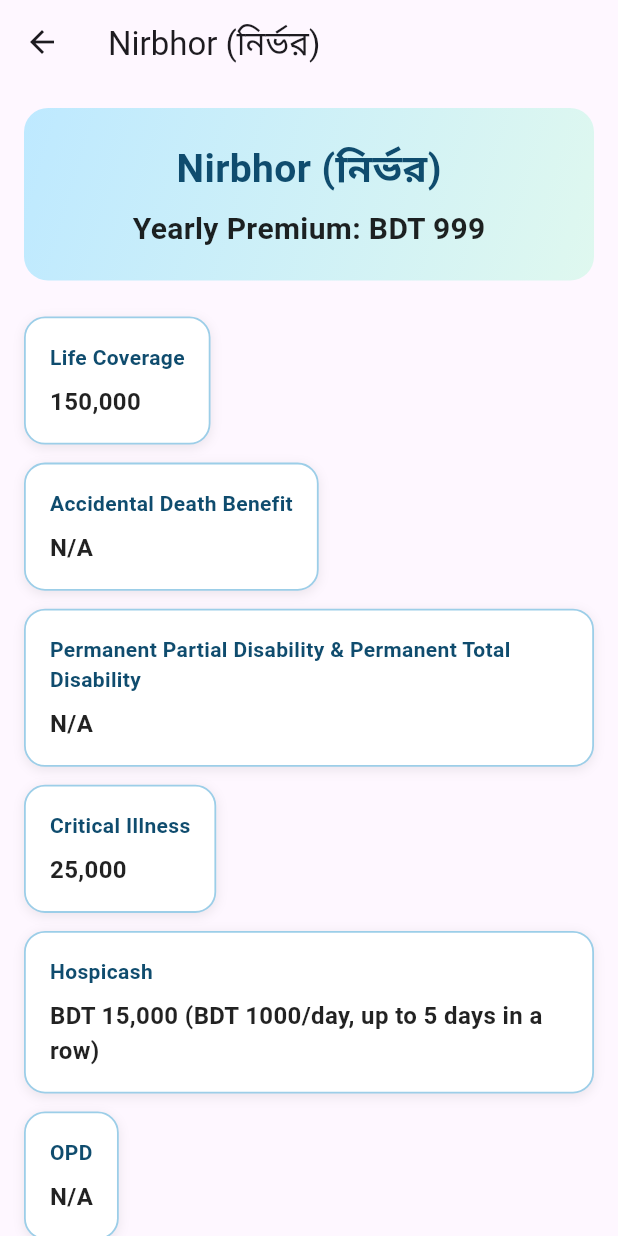
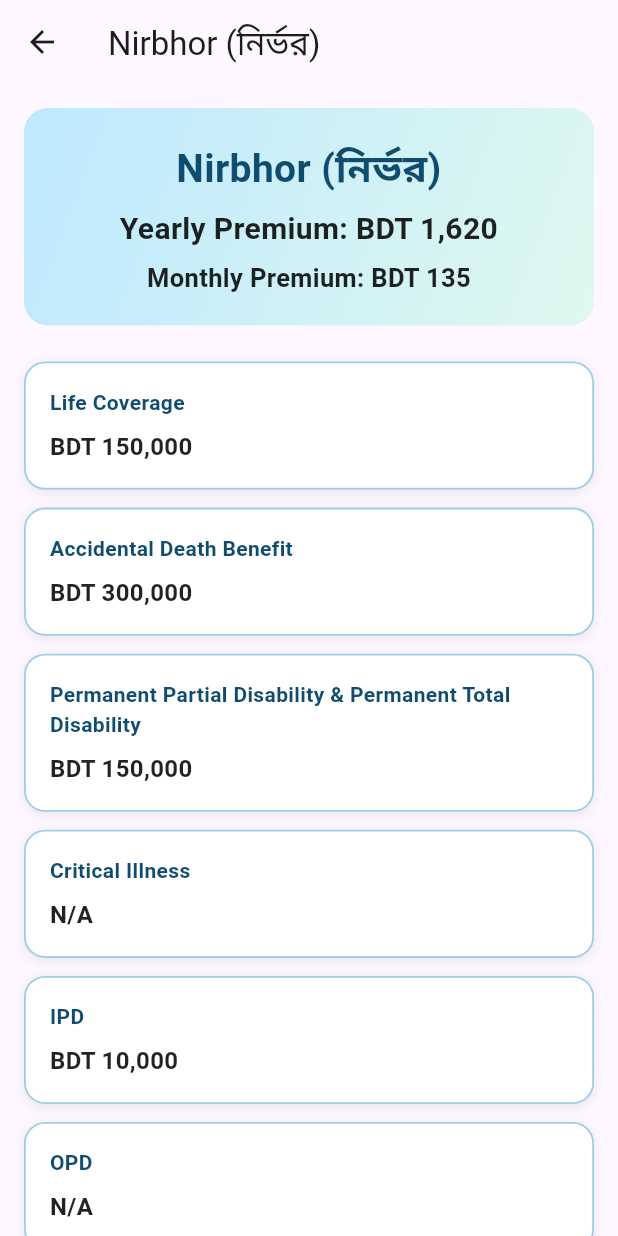
Before and after one commit to ahizaz/BellVie, a Flutter app: the PackageDetails screen opened directly, after a tap on an icon or button, on a phone screen of 412 x 824 dp. Run offline on Flutter 3.47's test engine with Material 3 defaults, Android fonts, the phone set to English and light mode, and no system bars; our stand-ins replace cached_network_image, country_picker, get, image_picker, permission_handler, shared_preferences; missing offline and left inert: agora_rtc_engine; accounts and stored records are empty; network calls fail.

Commit message:
feat: update premium health plans with latest benefits and pricing

```diff
--- a/lib/app/modules/home/widgets/sections/package_details.dart
+++ b/lib/app/modules/home/widgets/sections/package_details.dart
@@ -14,7 +14,7 @@ class PackageDetails extends StatelessWidget {
     required this.assetPath,
   });
 
-  // ====================== PROBASHI PACKAGE KEYS (Translation Support) ======================
+  // Probashi Package data
   static const List<List<String>> _probashiRowKeys = [
     ['yearly_premium_bdt', '6250'],
     ['life', '500,000'],
@@ -26,15 +26,87 @@ class PackageDetails extends StatelessWidget {
     ['hospitalization', 'probashi_value_hospitalization'],
     ['telemedicine_24_7', 'probashi_value_telemedicine'],
   ];
-  // =======================================================================================
+
+  // Premium Package data from the new PDF
+static const List<Map<String, String>> _premiumPlans = [
+  {
+    'key': 'shohay',
+    'premium': 'BDT 900',
+    'monthlyPremium': 'BDT 75',
+    'life': '100,000',
+    'accidental': '200,000',
+    'disability': '100,000',
+    'critical': 'N/A',
+    'hospicash': '5,000',
+    'opd': 'N/A',
+  },
+  {
+    'key': 'nirbhor',
+    'premium': 'BDT 1,620',
+    'monthlyPremium': 'BDT 135',
+    'life': '150,000',
+    'accidental': '300,000',
+    'disability': '150,000',
+    'critical': 'N/A',
+    'hospicash': '10,000',
+    'opd': 'N/A',
+  },
+  {
+    'key': 'shoshti',
+    'premium': 'BDT 2,580',
+    'monthlyPremium': 'BDT 215',
+    'life': '175,000',
+    'accidental': '350,000',
+    'disability': '175,000',
+    'critical': '50,000',
+    'hospicash': '20,000',
+    'opd': 'N/A',
+  },
+  {
+    'key': 'aastha',
+    'premium': 'BDT 4,500',
+    'monthlyPremium': 'BDT 375',
+    'life': '250,000',
+    'accidental': '500,000',
+    'disability': '200,000',
+    'critical': '250,000',
+    'hospicash': '30,000',
+    'opd': '2,000',
+  },
+  {
+    'key': 'prottoy',
+    'premium': 'BDT 6,240',
+    'monthlyPremium': 'BDT 520',
+    'life': '350,000',
+    'accidental': '700,000',
+    'disability': '250,000',
+    'critical': '300,000',
+    'hospicash': '50,000',
+    'opd': '5,000',
+  },
+  {
+    'key': 'shurokkha',
+    'nameEn': 'Shurokkha',
+    'nameBn': 'সুরক্ষা',
+    'premium': 'BDT 3,000',
+    'monthlyPremium': 'BDT 250',
+    'life': '300,000',
+    'accidental': 'N/A',
+    'disability': 'N/A',
+    'critical': '300,000',
+    'hospicash': 'N/A',
+    'opd': 'N/A',
+  },
+];
 
   @override
   Widget build(BuildContext context) {
     final bool isProbashi = title == 'probashi_package'.tr ||
         title.toLowerCase().contains('probashi');
 
-    final String caption =
-        isProbashi ? 'bellevie_guardian_nrb'.tr : 'bellevie_guardian'.tr;
+    final String caption = isProbashi
+        ? 'bellevie_guardian_nrb'.tr
+        : 'bellevie_guardian'.tr;
 
     return Scaffold(
       appBar: AppBar(
@@ -42,7 +114,7 @@ class PackageDetails extends StatelessWidget {
         elevation: 0,
       ),
       body: SingleChildScrollView(
-        padding: const EdgeInsets.all(16.0),
+        padding: const EdgeInsets.all(16),
         child: Column(
           crossAxisAlignment: CrossAxisAlignment.center,
           children: [
@@ -54,19 +126,22 @@ class PackageDetails extends StatelessWidget {
                 width: double.infinity,
                 height: 235,
                 fit: BoxFit.cover,
-                errorBuilder: (context, error, stackTrace) => Container(
+                errorBuilder: (context, error, stackTrace) {
+                  return Container(
                     width: double.infinity,
                     height: 110,
                     color: Colors.grey.shade100,
                     child: const Center(
-                    child: Icon(Icons.image_not_supported_rounded,
-                        color: Colors.grey),
+                      child: Icon(
+                        Icons.image_not_supported_rounded,
+                        color: Colors.grey,
                       ),
                     ),
+                  );
+                },
               ),
             ),
             const SizedBox(height: 14),
-
             Align(
               alignment: Alignment.centerLeft,
               child: Text(
@@ -78,19 +153,23 @@ class PackageDetails extends StatelessWidget {
               ),
             ),
             const SizedBox(height: 16),
-
-            // Main Content
             Container(
               width: double.infinity,
               padding: const EdgeInsets.all(12),
               decoration: BoxDecoration(
                 gradient: const LinearGradient(
-                  colors: [Color(0xFFBEE9FF), Color(0xFFDFF8EF)],
+                  colors: [
+                    Color(0xFFBEE9FF),
+                    Color(0xFFDFF8EF),
+                  ],
                   begin: Alignment.topLeft,
                   end: Alignment.bottomRight,
                 ),
                 borderRadius: BorderRadius.circular(16),
-                border: Border.all(color: Colors.white30, width: 1),
+                border: Border.all(
+                  color: Colors.white30,
+                  width: 1,
+                ),
                 boxShadow: const [
                   BoxShadow(
                     color: Color(0x33FFFFFF),
@@ -114,76 +193,40 @@ class PackageDetails extends StatelessWidget {
     );
   }
 
-  // ====================== PREMIUM VERTICAL PLANS ======================
   Widget _buildPremiumVerticalPlans() {
-    final List<Map<String, String>> plans = [
-      {
-        'key': 'shohay',
-        'premium': 'BDT 549',
-        'life': '100,000',
-        'accidental death benefit': '200,000',
-        'permanent total disability': '100,000',
-        'critical': 'N/A',
-        'hospicash': 'BDT 5000 (BDT 500/day, up to 5 days in a row)',
-        'opd': 'N/A',
-      },
-      {
-        'key': 'nirbhor',
-        'premium': 'BDT 999',
-        'life': '150,000',
-        'accidental death benefit': '300,000',
-        'permanent total disability': 'N/A',
-        'critical': '25,000',
-        'hospicash': 'BDT 15,000 (BDT 1000/day, up to 5 days in a row)',
-        'opd': 'N/A',
-      },
-      {
-        'key': 'shoshti',
-        'premium': 'BDT 1499',
-        'life': '175,000',
-        'accidental death benefit': '350,000',
-        'permanent total disability': '175,000',
-        'critical': '50,000',
-        'hospicash': 'BDT 15,000 (BDT 1500/day, up to 5 days in a row)',
-        'opd': 'N/A',
-      },
-      {
-        'key': 'aastha',
-        'premium': 'BDT 2399',
-        'life': '200,000',
-        'accidental death benefit': '400,000',
-        'permanent partial disability': '200,000',
-        'critical': '100,000',
-        'hospicash': 'BDT 20,000 (BDT 1500/day, up to 5 days in a row)',
-        'opd': '2000',
-      },
-      {
-        'key': 'prottoy',
-        'premium': 'BDT 3599',
-        'life': '350,000',
-        'accidental death benefit': '700,000',
-        'permanent partial disability': '250,000',
-        'critical': '150,000',
-        'hospicash': 'BDT 35,000 (BDT 2000/day, up to 5 days in a row)',
-        'opd': '5000',
-      },
-    ];
+    final bool isBn = Get.locale?.languageCode == 'bn';
 
     return Column(
-      children: plans.map((plan) {
-        final displayName = localizedPremiumPlanName(plan['key']!);
+      children: _premiumPlans.map((plan) {
+        final String displayName;
+
+        if (plan['key'] == 'shurokkha') {
+          displayName = isBn
+              ? '${plan['nameBn']} (${plan['nameEn']})'
+              : '${plan['nameEn']} (${plan['nameBn']})';
+        } else {
+          displayName = localizedPremiumPlanName(plan['key']!);
+        }
 
         return Padding(
           padding: const EdgeInsets.only(bottom: 12),
           child: InkWell(
             borderRadius: BorderRadius.circular(16),
-            onTap: () => Get.to(() => PremiumPlanDetails(plan: plan)),
+            onTap: () {
+              Get.to(
+                () => PremiumPlanDetails(plan: plan),
+              );
+            },
             child: Container(
+              width: double.infinity,
               padding: const EdgeInsets.all(16),
               decoration: BoxDecoration(
                 color: Colors.white,
                 borderRadius: BorderRadius.circular(16),
-                border: Border.all(color: const Color(0xFF9CCEE8), width: 1.5),
+                border: Border.all(
+                  color: const Color(0xFF9CCEE8),
+                  width: 1.5,
+                ),
                 boxShadow: const [
                   BoxShadow(
                     color: Color(0x14000000),
@@ -206,7 +249,7 @@ class PackageDetails extends StatelessWidget {
                             color: Color(0xFF0F4C6E),
                           ),
                         ),
-                        const SizedBox(height: 6),
+                        const SizedBox(height: 8),
                         Text(
                           '${'yearly_premium'.tr}: ${plan['premium']}',
                           style: const TextStyle(
@@ -215,11 +258,25 @@ class PackageDetails extends StatelessWidget {
                             color: Colors.black87,
                           ),
                         ),
+                        const SizedBox(height: 4),
+                        Text(
+                          '${isBn ? 'মাসিক প্রিমিয়াম' : 'Monthly Premium'}: '
+                          '${plan['monthlyPremium']}',
+                          style: const TextStyle(
+                            fontSize: 14,
+                            fontWeight: FontWeight.w500,
+                            color: Colors.black54,
+                          ),
+                        ),
                       ],
                     ),
                   ),
-                  const Icon(Icons.arrow_forward_ios_rounded,
-                      color: Color(0xFF0F4C6E), size: 20),
+                  const SizedBox(width: 12),
+                  const Icon(
+                    Icons.arrow_forward_ios_rounded,
+                    color: Color(0xFF0F4C6E),
+                    size: 20,
+                  ),
                 ],
               ),
             ),
@@ -229,11 +286,10 @@ class PackageDetails extends StatelessWidget {
     );
   }
 
-  // ====================== PROBASHI PACKAGE ======================
   static Widget _buildProbashiList(List<List<String>> rowKeys) {
     return LayoutBuilder(
       builder: (context, constraints) {
-        final isNarrow = constraints.maxWidth < 360;
+        final bool isNarrow = constraints.maxWidth < 360;
 
         return Column(
           crossAxisAlignment: CrossAxisAlignment.stretch,
@@ -245,8 +301,9 @@ class PackageDetails extends StatelessWidget {
                 emphasize: i == 0,
                 isNarrow: isNarrow,
               ),
-              if (i != rowKeys.length - 1) const SizedBox(height: 10),
-            ]
+              if (i != rowKeys.length - 1)
+                const SizedBox(height: 10),
+            ],
           ],
         );
       },
@@ -259,25 +316,36 @@ class PackageDetails extends StatelessWidget {
     required bool emphasize,
     required bool isNarrow,
   }) {
-    final labelStyle = TextStyle(
+    final TextStyle labelStyle = TextStyle(
       fontSize: 12.5,
       fontWeight: FontWeight.w700,
-      color: emphasize ? const Color(0xFF0F4C6E) : Colors.black87,
+      color: emphasize
+          ? const Color(0xFF0F4C6E)
+          : Colors.black87,
     );
 
-    final valueStyle = TextStyle(
+    final TextStyle valueStyle = TextStyle(
       fontSize: 12.5,
-      fontWeight: emphasize ? FontWeight.w800 : FontWeight.w600,
-      color: emphasize ? const Color(0xFF0F4C6E) : Colors.black87,
+      fontWeight: emphasize
+          ? FontWeight.w800
+          : FontWeight.w600,
+      color: emphasize
+          ? const Color(0xFF0F4C6E)
+          : Colors.black87,
     );
 
     return Container(
-      padding: const EdgeInsets.symmetric(horizontal: 12, vertical: 12),
+      padding: const EdgeInsets.symmetric(
+        horizontal: 12,
+        vertical: 12,
+      ),
       decoration: BoxDecoration(
         color: Colors.white,
         borderRadius: BorderRadius.circular(12),
         border: Border.all(
-          color: emphasize ? const Color(0xFF9CCEE8) : const Color(0xFFE1EDF5),
+          color: emphasize
+              ? const Color(0xFF9CCEE8)
+              : const Color(0xFFE1EDF5),
           width: 1,
         ),
         boxShadow: const [
@@ -292,22 +360,34 @@ class PackageDetails extends StatelessWidget {
           ? Column(
               crossAxisAlignment: CrossAxisAlignment.start,
               children: [
-                Text(label, style: labelStyle),
+                Text(
+                  label,
+                  style: labelStyle,
+                ),
                 const SizedBox(height: 6),
-                Text(value, style: valueStyle),
+                Text(
+                  value,
+                  style: valueStyle,
+                ),
               ],
             )
           : Row(
               crossAxisAlignment: CrossAxisAlignment.start,
               children: [
-                Expanded(flex: 5, child: Text(label, style: labelStyle)),
+                Expanded(
+                  flex: 5,
+                  child: Text(
+                    label,
+                    style: labelStyle,
+                  ),
+                ),
                 const SizedBox(width: 12),
                 Expanded(
                   flex: 4,
                   child: Text(
                     value,
+                    textAlign: TextAlign.right,
                     style: valueStyle,
-                    textAlign: TextAlign.right,
                   ),
                 ),
               ],
--- a/lib/app/modules/home/widgets/sections/premium_package_details.dart
+++ b/lib/app/modules/home/widgets/sections/premium_package_details.dart
@@ -6,11 +6,26 @@ import 'package:get/get.dart';
 class PremiumPlanDetails extends StatelessWidget {
   final Map<String, String> plan;
 
-  const PremiumPlanDetails({super.key, required this.plan});
+  const PremiumPlanDetails({
+    super.key,
+    required this.plan,
+  });
 
   @override
   Widget build(BuildContext context) {
-    final displayName = localizedPremiumPlanName(plan['key']!);
+    final bool isBn = Get.locale?.languageCode == 'bn';
+
+    final String displayName = _getDisplayName(isBn);
+    final String notApplicable = isBn ? 'প্রযোজ্য নয়' : 'N/A';
+    final String currency = isBn ? 'টাকা' : 'BDT';
+
+    String formatBenefit(String? value) {
+      if (value == null || value.trim().isEmpty || value == 'N/A') {
+        return notApplicable;
+      }
+
+      return '$currency $value';
+    }
 
     return Scaffold(
       appBar: AppBar(
@@ -27,7 +42,10 @@ class PremiumPlanDetails extends StatelessWidget {
               padding: const EdgeInsets.all(20),
               decoration: BoxDecoration(
                 gradient: const LinearGradient(
-                  colors: [Color(0xFFBEE9FF), Color(0xFFDFF8EF)],
+                  colors: [
+                    Color(0xFFBEE9FF),
+                    Color(0xFFDFF8EF),
+                  ],
                   begin: Alignment.topLeft,
                   end: Alignment.bottomRight,
                 ),
@@ -37,6 +55,7 @@ class PremiumPlanDetails extends StatelessWidget {
                 children: [
                   Text(
                     displayName,
+                    textAlign: TextAlign.center,
                     style: const TextStyle(
                       fontSize: 26,
                       fontWeight: FontWeight.bold,
@@ -45,10 +64,23 @@ class PremiumPlanDetails extends StatelessWidget {
                   ),
                   const SizedBox(height: 8),
                   Text(
-                    '${'yearly_premium'.tr}: ${plan['premium']}',
+                    '${'yearly_premium'.tr}: '
+                    '${plan['premium'] ?? notApplicable}',
+                    textAlign: TextAlign.center,
                     style: const TextStyle(
                       fontSize: 20,
                       fontWeight: FontWeight.w700,
+                      color: Colors.black87,
+                    ),
+                  ),
+                  const SizedBox(height: 6),
+                  Text(
+                    '${isBn ? 'মাসিক প্রিমিয়াম' : 'Monthly Premium'}: '
+                    '${plan['monthlyPremium'] ?? notApplicable}',
+                    textAlign: TextAlign.center,
+                    style: const TextStyle(
+                      fontSize: 17,
+                      fontWeight: FontWeight.w600,
                       color: Colors.black87,
                     ),
                   ),
@@ -56,27 +88,55 @@ class PremiumPlanDetails extends StatelessWidget {
               ),
             ),
             const SizedBox(height: 24),
-            _buildDetailCard('life_coverage'.tr, plan['life'] ?? 'N/A'),
+
+            // PDF-এর নতুন Life data
+            _buildDetailCard(
+              'life_coverage'.tr,
+              formatBenefit(plan['life']),
+            ),
+
+            // PDF-এর নতুন ADB data
             _buildDetailCard(
               'accidental_death_benefit'.tr,
-              plan['accidental'] ?? 'N/A',
+              formatBenefit(plan['accidental']),
             ),
+
+            // PDF-এর নতুন PTD & PPD data
             _buildDetailCard(
               'permanent_disability'.tr,
-              plan['disability'] ?? 'N/A',
+              formatBenefit(plan['disability']),
             ),
-            _buildDetailCard('critical_illness'.tr, plan['critical'] ?? 'N/A'),
+
+            // PDF-এর নতুন Critical Illness data
             _buildDetailCard(
-              'hospicash'.tr,
-              '${plan['key']}_hospicash_value'.tr,
+              'critical_illness'.tr,
+              formatBenefit(plan['critical']),
             ),
-            _buildDetailCard('opd'.tr, plan['opd'] ?? 'N/A'),
 
-            // changed: hardcoded English removed
+            // PDF-এর নতুন IPD data
+            // পুরোনো hospicash translation আর ব্যবহার করা হচ্ছে না
+            _buildDetailCard(
+              isBn ? 'হাসপাতালে ভর্তি সহায়তা (IPD)' : 'IPD',
+              formatBenefit(plan['hospicash']),
+            ),
+
+            // PDF-এর নতুন OPD data
+            _buildDetailCard(
+              'opd'.tr,
+              formatBenefit(plan['opd']),
+            ),
+
+            // PDF-এর Telemedicine তথ্য
             _buildDetailCard(
               'telemedicine'.tr,
-              'premium_telemedicine_value'.tr,
+              isBn
+                  ? '২৪/৭ আনলিমিটেড অডিও ও ভিডিও ডাক্তার পরামর্শ '
+                      '(পরিবারের সর্বোচ্চ ৬ জন সদস্য)'
+                  : '24/7 Unlimited Audio & Video Doctor Consultancy '
+                      '(Up to 6 family members)',
             ),
+
+            // আগের Discount Facilities ঠিক রাখা হয়েছে
             _buildDetailCard(
               'discount_facilities'.tr,
               'premium_discount_facilities_value'.tr,
@@ -87,20 +147,46 @@ class PremiumPlanDetails extends StatelessWidget {
     );
   }
 
-  Widget _buildDetailCard(String title, String value) {
+  String _getDisplayName(bool isBn) {
+    final String key = plan['key'] ?? '';
+
+    if (key == 'shurokkha') {
+      final String englishName = plan['nameEn'] ?? 'Shurokkha';
+      final String bengaliName = plan['nameBn'] ?? 'সুরক্ষা';
+
+      return isBn
+          ? '$bengaliName ($englishName)'
+          : '$englishName ($bengaliName)';
+    }
+
+    if (key.isEmpty) {
+      return isBn ? 'প্রিমিয়াম পরিকল্পনা' : 'Premium Plan';
+    }
+
+    return localizedPremiumPlanName(key);
+  }
+
+  Widget _buildDetailCard(
+    String title,
+    String value,
+  ) {
     return Container(
+      width: double.infinity,
       margin: const EdgeInsets.only(bottom: 12),
       padding: const EdgeInsets.all(16),
       decoration: BoxDecoration(
         color: Colors.white,
         borderRadius: BorderRadius.circular(14),
-        border: Border.all(color: const Color(0xFF9CCEE8), width: 1.2),
+        border: Border.all(
+          color: const Color(0xFF9CCEE8),
+          width: 1.2,
+        ),
         boxShadow: const [
           BoxShadow(
             color: Color(0x14000000),
             offset: Offset(0, 2),
             blurRadius: 6,
-          )
+          ),
         ],
       ),
       child: Column(
```
Lines whose indentation alone changed are shown as unchanged.
